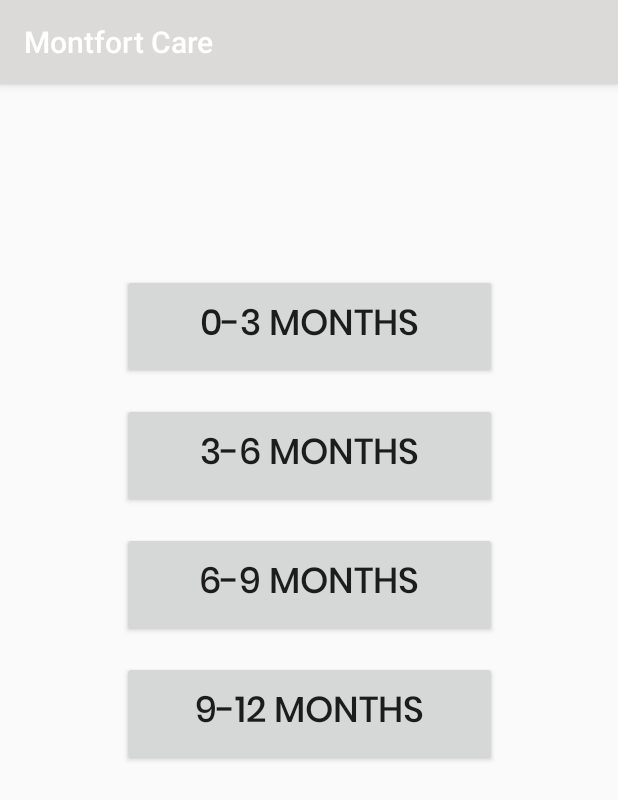
After one commit to Montfort-TEP/Montfort_Care, an Android app: the Select_Month screen opened directly, with no data from a screen before it, on a phone screen of 412 x 824 dp. The commit adds this screen. Shown: the top 800 px of the screen. Run offline under Robolectric (Android 15) with nearby library versions, the phone set to English and light mode, and no system bars; Roboto replaces fonts that are not available here.

```diff
--- /dev/null
+++ b/app/src/main/java/com/devshah/montfortcare/Select_Month.java
@@ -0,0 +1,68 @@
+package com.devshah.montfortcare;
+
+import android.content.Intent;
+import android.os.Bundle;
+import android.view.View;
+import android.widget.Button;
+import android.widget.TextView;
+
+import androidx.appcompat.app.AppCompatActivity;
+
+public class Select_Month extends AppCompatActivity {
+    TextView selected_year;
+    Button button1_month;
+    Button button2_month;
+    Button button3_month;
+    Button button4_month;
+    String year2;
+    @Override
+    protected void onCreate(Bundle savedInstanceState) {
+        super.onCreate(savedInstanceState);
+        setContentView(R.layout.activity_select__month);
+        year2 = getIntent().getStringExtra("sel_year");
+        selected_year = findViewById(R.id.year_txt_month);
+        selected_year.setText(year2);
+        button1_month = findViewById(R.id.selectmonth_bt1);
+        button2_month = findViewById(R.id.selectmonth_bt2);
+        button3_month = findViewById(R.id.selectmonth_bt3);
+        button4_month = findViewById(R.id.selectmonth_bt4);
+
+        button1_month.setOnClickListener(new View.OnClickListener() {
+            @Override
+            public void onClick(View v) {
+                Intent intent4 = new Intent(getBaseContext(), select_level.class);
+                intent4.putExtra("year", year2);
+                intent4.putExtra("month", "0-3 Months");
+                startActivity(intent4);
+            }
+        });
+        button2_month.setOnClickListener(new View.OnClickListener() {
+            @Override
+            public void onClick(View v) {
+                Intent intent4 = new Intent(getBaseContext(), select_level.class);
+                intent4.putExtra("year", year2);
+                intent4.putExtra("month", "3-6 Months");
+                startActivity(intent4);
+            }
+        });
+        button3_month.setOnClickListener(new View.OnClickListener() {
+            @Override
+            public void onClick(View v) {
+                Intent intent4 = new Intent(getBaseContext(), select_level.class);
+                intent4.putExtra("year", year2);
+                intent4.putExtra("month", "6-9 Months");
+                startActivity(intent4);
+            }
+        });
+        button4_month.setOnClickListener(new View.OnClickListener() {
+            @Override
+            public void onClick(View v) {
+                Intent intent4 = new Intent(getBaseContext(), select_level.class);
+                intent4.putExtra("year", year2);
+                intent4.putExtra("month", "9-12 Months");
+                startActivity(intent4);
+            }
+        });
+
+   }
+}
--- /dev/null
+++ b/app/src/main/res/color/drawer_menu_color.xml
@@ -0,0 +1,5 @@
+<?xml version="1.0" encoding="utf-8"?>
+<selector xmlns:android="http://schemas.android.com/apk/res/android">
+    <item android:color="#FF7700" android:state_checked="true" />
+    <item android:color="#000000" />
+</selector>
--- /dev/null
+++ b/app/src/main/res/layout/activity_select__month.xml
@@ -0,0 +1,71 @@
+<?xml version="1.0" encoding="utf-8"?>
+<androidx.constraintlayout.widget.ConstraintLayout xmlns:android="http://schemas.android.com/apk/res/android"
+    xmlns:app="http://schemas.android.com/apk/res-auto"
+    xmlns:tools="http://schemas.android.com/tools"
+    android:layout_width="match_parent"
+    android:layout_height="match_parent"
+    tools:context=".Select_Month">
+
+    <TextView
+        android:id="@+id/year_txt_month"
+        android:layout_width="wrap_content"
+        android:layout_height="wrap_content"
+        android:layout_marginTop="36dp"
+        android:fontFamily="@font/poppinsmedium"
+        android:text="@string/place_holder_text"
+        android:textSize="40dp"
+        app:layout_constraintEnd_toEndOf="parent"
+        app:layout_constraintStart_toStartOf="parent"
+        app:layout_constraintTop_toTopOf="parent"
+        android:textColor="@android:color/black"/>
+
+    <Button
+        android:id="@+id/selectmonth_bt1"
+        android:layout_width="250dp"
+        android:layout_height="70dp"
+        android:layout_marginTop="24dp"
+        android:fontFamily="@font/poppinsmedium"
+        android:textSize="24dp"
+        android:text="0-3 Months"
+        app:layout_constraintEnd_toEndOf="parent"
+        app:layout_constraintStart_toStartOf="parent"
+        app:layout_constraintTop_toBottomOf="@+id/year_txt_month" />
+
+    <Button
+        android:id="@+id/selectmonth_bt2"
+        android:layout_width="250dp"
+        android:layout_height="70dp"
+        android:layout_marginTop="16dp"
+        android:fontFamily="@font/poppinsmedium"
+        android:textSize="24dp"
+        android:text="3-6 Months"
+        app:layout_constraintEnd_toEndOf="parent"
+        app:layout_constraintHorizontal_bias="0.5"
+        app:layout_constraintStart_toStartOf="parent"
+        app:layout_constraintTop_toBottomOf="@+id/selectmonth_bt1" />
+
+    <Button
+        android:id="@+id/selectmonth_bt3"
+        android:layout_width="250dp"
+        android:layout_height="70dp"
+        android:layout_marginTop="16dp"
+        android:fontFamily="@font/poppinsmedium"
+        android:textSize="24dp"
+        android:text="6-9 months"
+        app:layout_constraintEnd_toEndOf="parent"
+        app:layout_constraintStart_toStartOf="parent"
+        app:layout_constraintTop_toBottomOf="@+id/selectmonth_bt2" />
+
+    <Button
+        android:id="@+id/selectmonth_bt4"
+        android:layout_width="250dp"
+        android:layout_height="70dp"
+        android:layout_marginTop="16dp"
+        android:fontFamily="@font/poppinsmedium"
+        android:textSize="24dp"
+        android:text="9-12 Months"
+        app:layout_constraintEnd_toEndOf="parent"
+        app:layout_constraintStart_toStartOf="parent"
+        app:layout_constraintTop_toBottomOf="@+id/selectmonth_bt3" />
+
+</androidx.constraintlayout.widget.ConstraintLayout>
--- a/app/src/main/res/drawable/ic_baseline_announcement_24.xml
+++ b/app/src/main/res/values-v21/styles.xml
@@ -1,10 +1,10 @@
-<vector xmlns:android="http://schemas.android.com/apk/res/android"
-    android:width="24dp"
-    android:height="24dp"
-    android:viewportWidth="24"
-    android:viewportHeight="24"
-    android:tint="?attr/colorControlNormal">
-  <path
-      android:fillColor="@android:color/white"
-      android:pathData="M20,2L4,2c-1.1,0 -1.99,0.9 -1.99,2L2,22l4,-4h14c1.1,0 2,-0.9 2,-2L22,4c0,-1.1 -0.9,-2 -2,-2zM13,11h-2L11,5h2v6zM13,15h-2v-2h2v2z"/>
-</vector>
+<?xml version="1.0" encoding="utf-8"?>
+<resources>
+
+    <style name="AppTheme" parent="Theme.AppCompat.Light.DarkActionBar">
+        <!-- Customize your theme here. -->
+        <item name="colorPrimary">@color/colorPrimary</item>
+        <item name="colorPrimaryDark">@color/colorPrimaryDark</item>
+        <item name="colorAccent">@color/colorAccent</item>
+    </style>
+</resources>
--- a/app/src/main/res/values/colors.xml
+++ b/app/src/main/res/values/colors.xml
@@ -1,6 +1,7 @@
 <?xml version="1.0" encoding="utf-8"?>
 <resources>
-    <color name="colorPrimary">#dbd9d9</color>
+    <color name="colorPrimary">#DBDAD9</color>
+    <color name="highlighted">#DBDAD9</color>
     <color name="colorPrimaryDark">#A9A9A9</color>
     <color name="colorAccent">#808080</color>
 </resources>
```
Also changed, not shown: app/src/main/AndroidManifest.xml (+20 -4 lines), app/src/main/java/com/devshah/montfortcare/MainActivity.java (+47 -2 lines), app/src/main/java/com/devshah/montfortcare/SelectYears.java (added, +83 -0 lines), app/src/main/java/com/devshah/montfortcare/select_level.java (added, +65 -0 lines), app/src/main/res/anim/animation.xml (added, +26 -0 lines), app/src/main/res/drawable/ic_baseline_child_care_24.xml (added, +16 -0 lines), app/src/main/res/layout/activity_main.xml (+43 -23 lines), app/src/main/res/layout/activity_select_level.xml (added, +90 -0 lines), app/src/main/res/layout/activity_select_years.xml (added, +64 -0 lines), app/src/main/res/menu/main_menu.xml (+26 -24 lines), app/src/main/res/values/strings.xml (+21 -0 lines).
